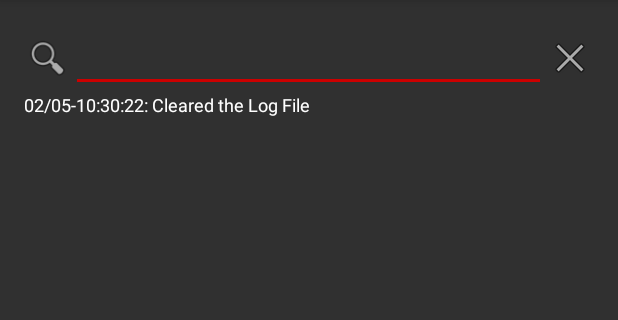
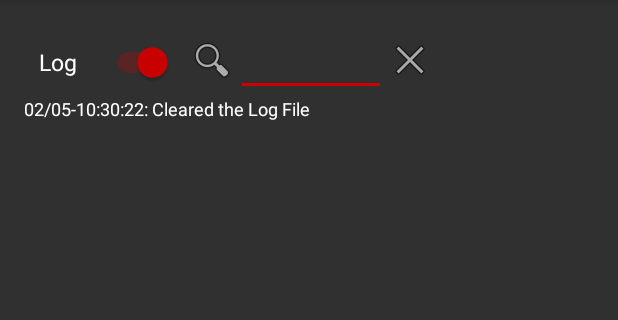
Before and after one commit to kamackay/Jeeves, an Android app: the LogActivity screen opened directly, with no data from a screen before it, after a tap on "Clear Log", on a phone screen of 412 x 824 dp, the part 84-404 px from its top. Run offline under Robolectric (Android 15) with nearby library versions, the phone set to English and light mode, and no system bars; Roboto replaces fonts that are not available here.

Commit message:
Added Search to the log screen

```diff
--- a/app/build.gradle
+++ b/app/build.gradle
@@ -8,8 +8,8 @@ android {
         applicationId "keithapps.mobile.com.jeeves"
         minSdkVersion 21
         targetSdkVersion 23
-        versionCode 8
-        versionName "1.2.1a"
+        versionCode 9
+        versionName "1.2.1b"
     }
     buildTypes {
         release {
--- a/app/src/main/AndroidManifest.xml
+++ b/app/src/main/AndroidManifest.xml
@@ -45,7 +45,7 @@
                 <action android:name="android.intent.action.BOOT_COMPLETED" />
             </intent-filter>
         </receiver>
-        <receiver android:name=".listeners.BackgroundProcessListener" />
+        <receiver android:name=".listeners.BackgroundProcessListener"/>
         <receiver android:name=".listeners.HeadphoneListener">
             <intent-filter>
                 <action android:name="android.intent.action.HEADSET_PLUG" />
--- a/app/src/main/java/keithapps/mobile/com/jeeves/KeithToast.java
+++ b/app/src/main/java/keithapps/mobile/com/jeeves/KeithToast.java
@@ -97,7 +97,7 @@ public class KeithToast {
     }
 
     /**
-     * Get the version of the keithapps logo that should be shown with the given color
+     * Get the versionCode of the keithapps logo that should be shown with the given color
      *
      * @param color the color to find an image that is associated with it
      * @return code to one of the
--- a/app/src/main/java/keithapps/mobile/com/jeeves/LogActivity.java
+++ b/app/src/main/java/keithapps/mobile/com/jeeves/LogActivity.java
@@ -1,5 +1,7 @@
 package keithapps.mobile.com.jeeves;
 
+import android.content.Context;
+import android.content.SharedPreferences;
 import android.graphics.Typeface;
 import android.os.Bundle;
 import android.os.Handler;
@@ -11,12 +13,15 @@ import android.view.MenuInflater;
 import android.view.MenuItem;
 import android.view.View;
 import android.view.WindowManager;
+import android.widget.CompoundButton;
 import android.widget.EditText;
+import android.widget.Switch;
 import android.widget.TextView;
 
 import java.io.FileInputStream;
 
 import static keithapps.mobile.com.jeeves.Global.clearLog;
+import static keithapps.mobile.com.jeeves.Global.writeToLog;
 
 public class LogActivity extends AppCompatActivity {
 
@@ -33,6 +38,20 @@ public class LogActivity extends AppCompatActivity {
     protected void onCreate(Bundle savedInstanceState) {
         super.onCreate(savedInstanceState);
         setContentView(R.layout.activity_log);
+        SharedPreferences prefs = getSharedPreferences(Settings.sharedPrefs_code, Context.MODE_PRIVATE);
+        Switch switch_log = (Switch) findViewById(R.id.logScreen_switchLog);
+        switch_log.setChecked(prefs.getBoolean(Settings.record_log, true));
+        switch_log.setOnCheckedChangeListener(new CompoundButton.OnCheckedChangeListener() {
+            @Override
+            public void onCheckedChanged(CompoundButton buttonView, boolean isChecked) {
+                if (!isChecked) writeToLog("Logging Turned Off", getApplicationContext());
+                SharedPreferences.Editor edit = getSharedPreferences(Settings.sharedPrefs_code,
+                        Context.MODE_PRIVATE).edit();
+                edit.putBoolean(Settings.record_log, isChecked);
+                edit.apply();
+                if (isChecked) writeToLog("Logging Turned Back on", getApplicationContext());
+            }
+        });
         ((EditText) findViewById(R.id.logScreen_searchTextbox))
                 .addTextChangedListener(new TextWatcher() {
                     @Override
@@ -58,22 +77,26 @@ public class LogActivity extends AppCompatActivity {
     private void showLog() {
         final TextView tv = (TextView) findViewById(R.id.log_text);
         final EditText et = (EditText) findViewById(R.id.logScreen_searchTextbox);
-        final String search = et.getText().toString();
         try {
             new Thread(new Runnable() {
                 @Override
                 public void run() {
                     try {
                         final StringBuilder sb = new StringBuilder(), chars = new StringBuilder();
+                        String search = et.getText().toString().toLowerCase().trim();
                         int ch;
-                        boolean s = !search.trim().isEmpty();
+                        boolean s = !search.trim().isEmpty(), not = search.startsWith("not ");
+                        if (not) search = search.replace("not ", "").trim();
                         FileInputStream fis = openFileInput(Global.LOGFILE_NAME);
                         while ((ch = fis.read()) != -1) chars.append((char) ch);
                         fis.close();
                         String[] lines = chars.toString().split("\n");
-                        for (int i = lines.length - 1; i >= 0; i--)
-                            if (!s || lines[i].contains(search))
+                        for (int i = lines.length - 1; i >= 0; i--) {
+                            if (not && !(!s || lines[i].toLowerCase().contains(search)))
                                 sb.append(lines[i]).append("\n\n");
+                            else if (!not && (!s || lines[i].toLowerCase().contains(search)))
+                                sb.append(lines[i]).append("\n\n");
+                        }
                         runOnUiThread(new Runnable() {
                             @Override
                             public void run() {
--- a/app/src/main/java/keithapps/mobile/com/jeeves/Settings.java
+++ b/app/src/main/java/keithapps/mobile/com/jeeves/Settings.java
@@ -6,12 +6,14 @@ package keithapps.mobile.com.jeeves;
 public class Settings {
     public static final String current_mode = "curr.mode",
             headset_full = "vol.setToFull", headset_pluggedIn = "headset.plugged",
-            adderall_count = "adderall.count", adderall_clear = "adderall.clear";
+            adderall_count = "adderall.count", adderall_clear = "adderall.clear",
+            versionCode ="version.code", versionName = "version.name";
     /**
      * Code to use to access the Shared Preferences
      */
     public static final String sharedPrefs_code = "jeeves.prefs";
     public static final String text_home = "home", text_out = "out", text_class = "class", text_add = "add";
+    public static final String record_log = "log.record";
 
     public class Class {
         public static final String notificationVolume = "settings_class_notificationVolume",
--- a/app/src/main/res/layout/activity_log.xml
+++ b/app/src/main/res/layout/activity_log.xml
@@ -15,23 +15,32 @@
         android:layout_height="wrap_content"
         android:orientation="horizontal">
 
+        <Switch
+            android:id="@+id/logScreen_switchLog"
+            android:layout_width="wrap_content"
+            android:layout_height="wrap_content"
+            android:padding="@dimen/ten"
+            android:text="@string/text_log"
+            android:textColor="@android:color/white"
+            android:textSize="@dimen/fifteen" />
+
         <ImageView
-            android:layout_width="@dimen/zero"
+            android:layout_width="wrap_content"
             android:layout_height="match_parent"
-            android:layout_weight="1"
             android:src="@android:drawable/ic_menu_search" />
 
         <EditText
             android:id="@+id/logScreen_searchTextbox"
-            android:layout_width="@dimen/zero"
-            android:layout_height="match_parent"
-            android:layout_weight="10"
-            android:inputType="text" />
+            android:layout_width="wrap_content"
+            android:layout_height="wrap_content"
+            android:inputType="text|textFilter"
+            android:maxWidth="@dimen/one_hundred_fifty"
+            android:minWidth="@dimen/one_hundred"
+            android:textSize="@dimen/twenty" />
 
         <ImageView
-            android:layout_width="@dimen/zero"
+            android:layout_width="wrap_content"
             android:layout_height="match_parent"
-            android:layout_weight="1"
             android:onClick="clearSearch"
             android:src="@android:drawable/ic_menu_close_clear_cancel" />
     </LinearLayout>
--- a/app/src/main/res/values/dimens.xml
+++ b/app/src/main/res/values/dimens.xml
@@ -10,4 +10,7 @@
     <dimen name="ten">10sp</dimen>
     <dimen name="seventyFive">75sp</dimen>
     <dimen name="twelve">12sp</dimen>
+    <dimen name="thirty">30sp</dimen>
+    <dimen name="one_hundred">100sp</dimen>
+    <dimen name="one_hundred_fifty">150sp</dimen>
 </resources>
--- a/app/src/main/res/values/strings.xml
+++ b/app/src/main/res/values/strings.xml
@@ -66,4 +66,5 @@
     <string name="desc_notification_outButton">Out Button</string>
     <string name="text_addAdderall">Add One Adderall</string>
     <string name="text_search">Search</string>
+    <string name="text_log">"Log    "</string>
 </resources>
```
Also changed, not shown: app/src/main/java/keithapps/mobile/com/jeeves/Global.java (+6 -8 lines), app/src/main/java/keithapps/mobile/com/jeeves/MainService.java (+19 -20 lines), app/src/main/java/keithapps/mobile/com/jeeves/listeners/BackgroundProcessListener.java (+32 -1 lines).
